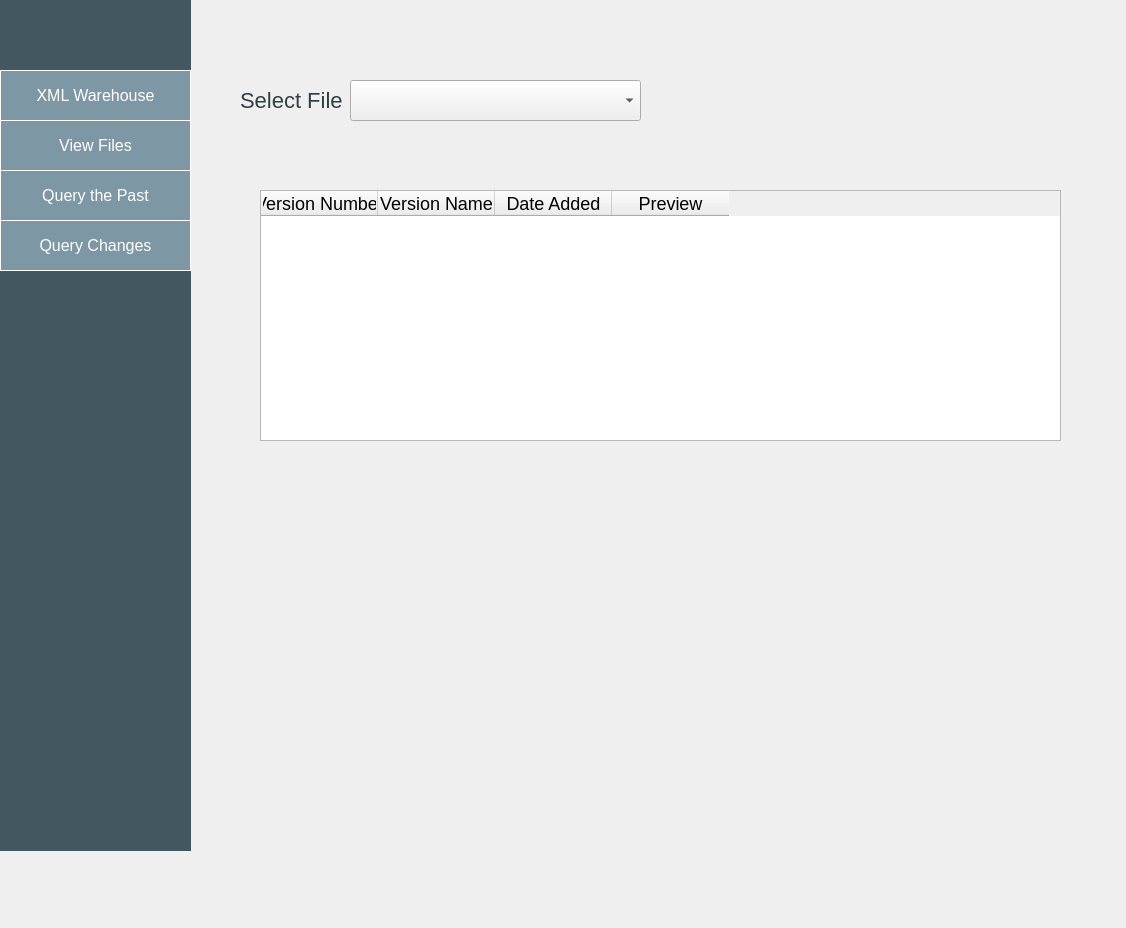
Old version of the form viewfiles.ui in the repository HalaSaadeh/XML_Warehouse.
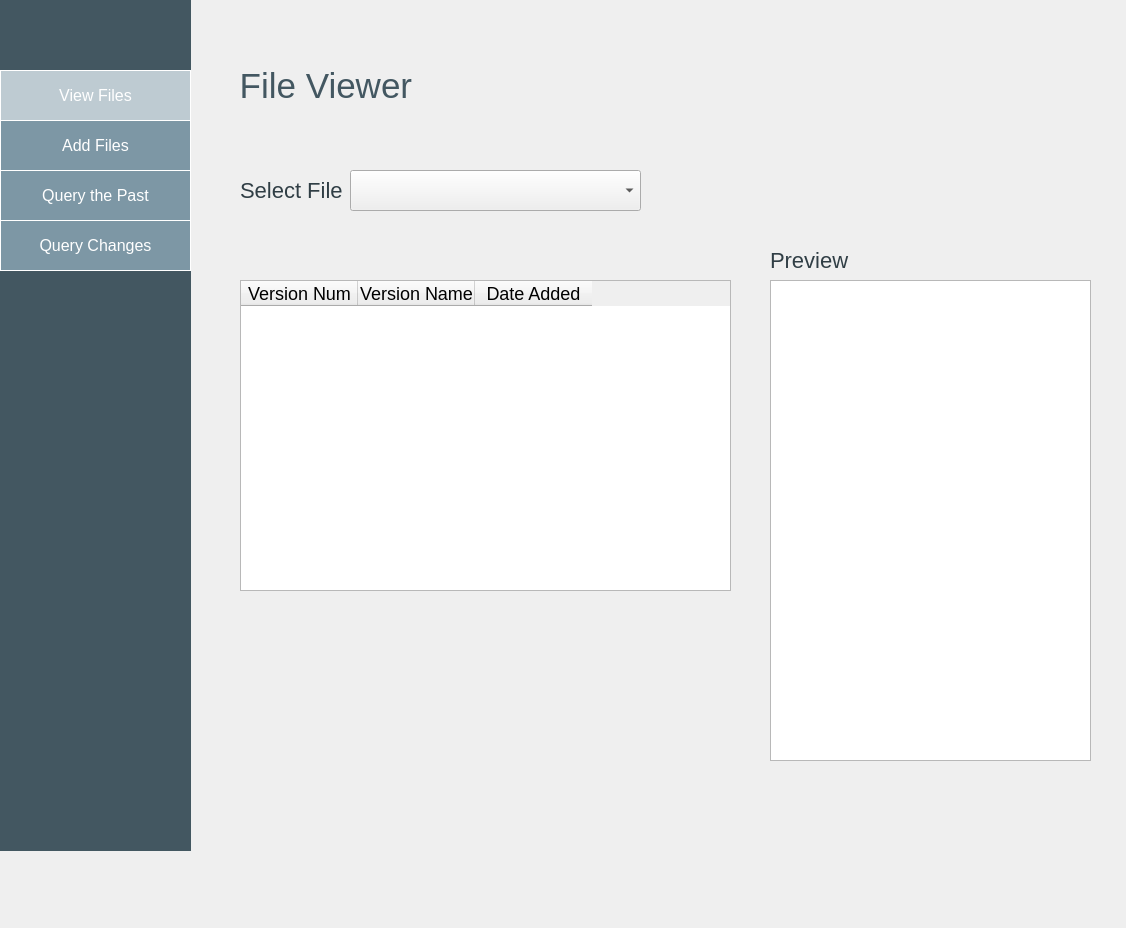
New version of the form.

```diff
--- a/viewfiles.ui
+++ b/viewfiles.ui
@@ -40,36 +40,8 @@
     </rect>
    </property>
    <property name="styleSheet">
-    <string notr="true">alternate-background-color: #f5f7f8  ;
-background-color: #7d97a5 ;
-  border: none;
-  color: white;
-  padding: 15px 32px;
-  text-align: center;
-  text-decoration: none;
-  display: inline-block;
-  font-size: 16px;
-font-family: helvetica;
-border: 1px solid white;
-
-</string>
-   </property>
-   <property name="text">
-    <string>XML Warehouse</string>
-   </property>
-  </widget>
-  <widget class="QPushButton" name="pushButton_4">
-   <property name="geometry">
-    <rect>
-     <x>0</x>
-     <y>120</y>
-     <width>191</width>
-     <height>51</height>
-    </rect>
-   </property>
-   <property name="styleSheet">
-    <string notr="true">
-background-color: #7d97a5 ;
+    <string notr="true">alternate-background-color: #dfe5e8   ;
+background-color: #becbd2   ;
   border: none;
   color: white;
   padding: 15px 32px;
@@ -86,6 +58,34 @@
     <string>View Files</string>
    </property>
   </widget>
+  <widget class="QPushButton" name="addFiles">
+   <property name="geometry">
+    <rect>
+     <x>0</x>
+     <y>120</y>
+     <width>191</width>
+     <height>51</height>
+    </rect>
+   </property>
+   <property name="styleSheet">
+    <string notr="true">
+background-color: #7d97a5 ;
+  border: none;
+  color: white;
+  padding: 15px 32px;
+  text-align: center;
+  text-decoration: none;
+  display: inline-block;
+  font-size: 16px;
+font-family: helvetica;
+border: 1px solid white;
+
+</string>
+   </property>
+   <property name="text">
+    <string>Add Files</string>
+   </property>
+  </widget>
   <widget class="QPushButton" name="pushButton_3">
    <property name="geometry">
     <rect>
@@ -146,7 +146,7 @@
    <property name="geometry">
     <rect>
      <x>240</x>
-     <y>90</y>
+     <y>180</y>
      <width>191</width>
      <height>21</height>
     </rect>
@@ -164,7 +164,7 @@
    <property name="geometry">
     <rect>
      <x>350</x>
-     <y>80</y>
+     <y>170</y>
      <width>291</width>
      <height>41</height>
     </rect>
@@ -183,10 +183,10 @@
   <widget class="QTableWidget" name="tableWidget">
    <property name="geometry">
     <rect>
-     <x>260</x>
-     <y>190</y>
-     <width>801</width>
-     <height>251</height>
+     <x>240</x>
+     <y>280</y>
+     <width>491</width>
+     <height>311</height>
     </rect>
    </property>
    <property name="styleSheet">
@@ -194,7 +194,7 @@
 align:center;</string>
    </property>
    <property name="columnCount">
-    <number>4</number>
+    <number>3</number>
    </property>
    <attribute name="horizontalHeaderDefaultSectionSize">
     <number>117</number>
@@ -204,7 +204,7 @@
    </attribute>
    <column>
     <property name="text">
-     <string>Version Number</string>
+     <string>Version Num</string>
     </property>
    </column>
    <column>
@@ -217,11 +217,6 @@
      <string>Date Added</string>
     </property>
    </column>
-   <column>
-    <property name="text">
-     <string>Preview</string>
-    </property>
-   </column>
   </widget>
   <widget class="QPushButton" name="next">
    <property name="geometry">
@@ -244,6 +239,53 @@
     <string>&gt;</string>
    </property>
   </widget>
+  <widget class="QLabel" name="label_2">
+   <property name="geometry">
+    <rect>
+     <x>230</x>
+     <y>70</y>
+     <width>461</width>
+     <height>31</height>
+    </rect>
+   </property>
+   <property name="styleSheet">
+    <string notr="true">font-family:helvetica;
+font-size:35px;
+color: #435761  ;
+</string>
+   </property>
+   <property name="text">
+    <string> File Viewer</string>
+   </property>
+  </widget>
+  <widget class="QTextBrowser" name="previewBox">
+   <property name="geometry">
+    <rect>
+     <x>770</x>
+     <y>280</y>
+     <width>321</width>
+     <height>481</height>
+    </rect>
+   </property>
+  </widget>
+  <widget class="QLabel" name="previewLabel">
+   <property name="geometry">
+    <rect>
+     <x>770</x>
+     <y>250</y>
+     <width>191</width>
+     <height>21</height>
+    </rect>
+   </property>
+   <property name="styleSheet">
+    <string notr="true">color: #303e45 ;
+  font-size: 22px;
+font-family: helvetica;</string>
+   </property>
+   <property name="text">
+    <string>Preview</string>
+   </property>
+  </widget>
  </widget>
  <resources/>
  <connections/>
```
